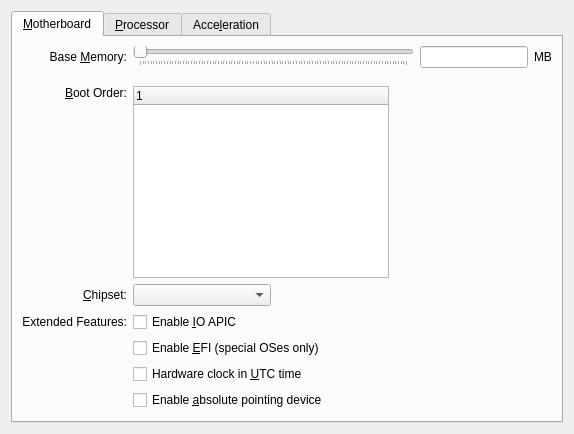
Before: the Qt Designer form vbox/src/VBox/Frontends/VirtualBox/src/settings/machine/UIMachineSettingsSystem.ui in jljuxgm/vboxgit, drawn with Qt 5.
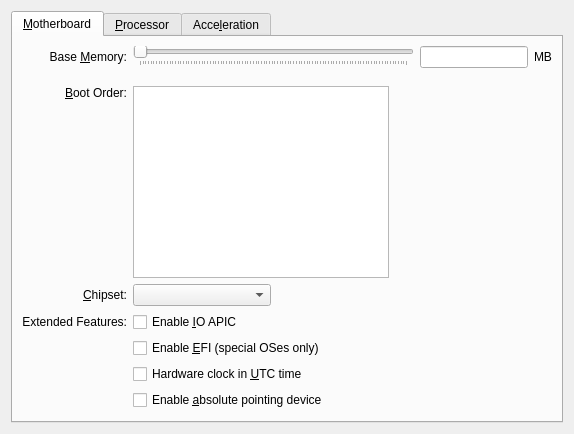
After: the same form once the commit is applied. Icons and pictures are not drawn. Custom widgets are drawn as their Qt base class.

The edit to the form file:
```diff
--- a/vbox/src/VBox/Frontends/VirtualBox/src/settings/machine/UIMachineSettingsSystem.ui
+++ b/vbox/src/VBox/Frontends/VirtualBox/src/settings/machine/UIMachineSettingsSystem.ui
@@ -171,7 +171,7 @@
           <number>1</number>
          </property>
          <item>
-          <widget class="VBoxBootTable" name="mTwBootOrder">
+          <widget class="UIBootTable" name="mTwBootOrder">
            <property name="sizePolicy">
             <sizepolicy hsizetype="Fixed" vsizetype="Fixed">
              <horstretch>0</horstretch>
@@ -190,12 +190,6 @@
            <property name="alternatingRowColors">
             <bool>true</bool>
            </property>
-           <property name="rootIsDecorated">
-            <bool>false</bool>
-           </property>
-           <property name="uniformRowHeights">
-            <bool>true</bool>
-           </property>
            <column>
             <property name="text">
              <string/>
@@ -638,9 +632,9 @@
  </widget>
  <customwidgets>
   <customwidget>
-   <class>VBoxBootTable</class>
-   <extends>QTreeWidget</extends>
-   <header>VBoxBootTable.h</header>
+   <class>UIBootTable</class>
+   <extends>QListWidget</extends>
+   <header>UIBootTable.h</header>
   </customwidget>
   <customwidget>
    <class>QILineEdit</class>
```
